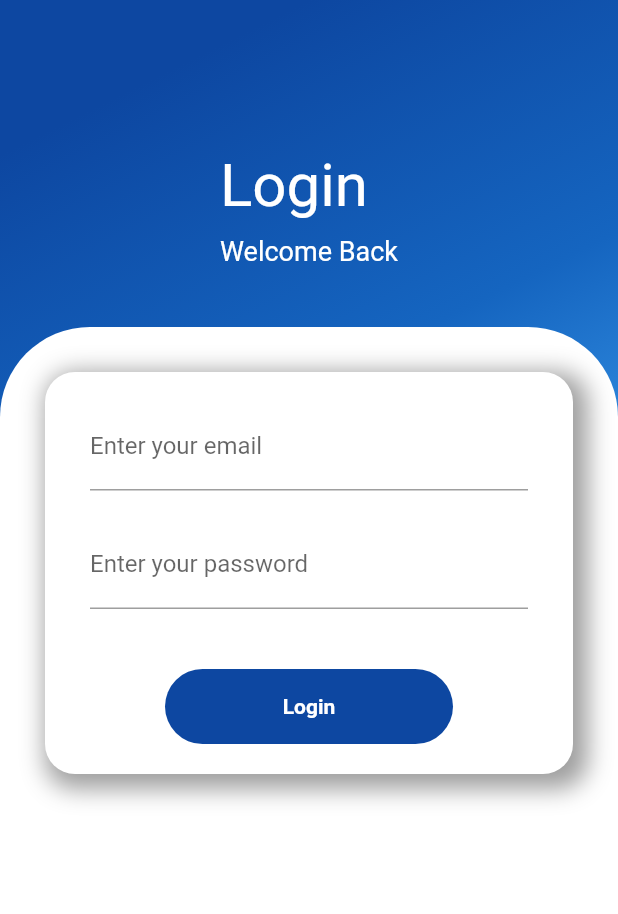
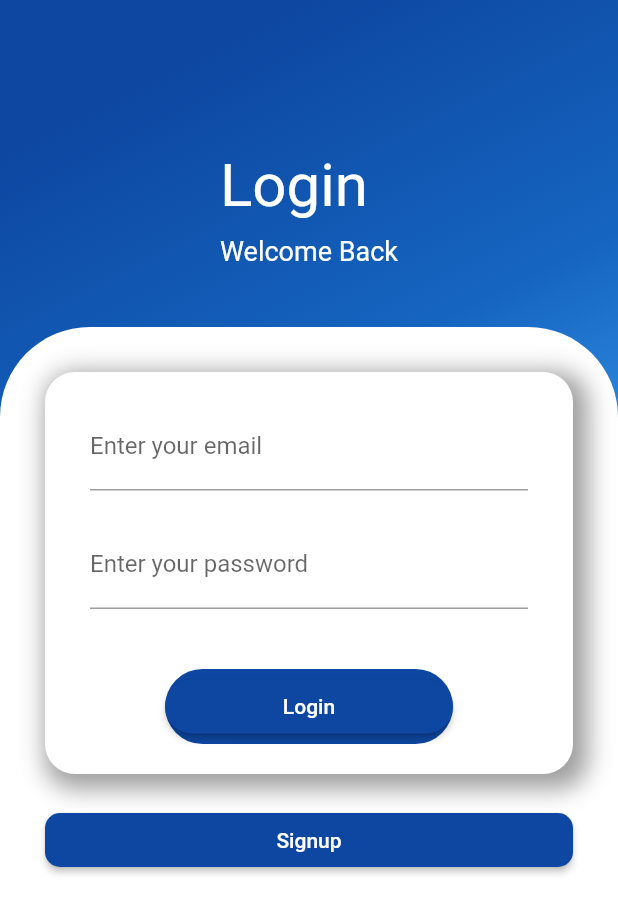
Before and after one commit to vijeth-simha/student-study-material-app, a Flutter app: the screen it shows after launch, on a phone screen of 412 x 824 dp. Shown: the top 914 px of the screen. Run offline on Flutter 3.47's test engine with Material 2 defaults, Android fonts, the phone set to English and light mode, and no system bars.

Commit message:
login page with buttons added

```diff
--- a/lib/pages/login.dart
+++ b/lib/pages/login.dart
@@ -56,7 +56,9 @@ class _LoginState extends State<Login> {
                   child: SingleChildScrollView(
                     child: Padding(
                       padding: const EdgeInsets.all(30),
-                      child: Container(
+                      child: Column(
+                        children: [
+                          Container(
                             decoration: const BoxDecoration(
                                 boxShadow: [
                                   BoxShadow(
@@ -116,20 +118,44 @@ class _LoginState extends State<Login> {
                                         margin: const EdgeInsets.symmetric(
                                             horizontal: 50),
                                         decoration: BoxDecoration(
-                                        borderRadius: BorderRadius.circular(50),
+                                            borderRadius:
+                                                BorderRadius.circular(50),
                                             color: Colors.blue[900]),
-                                    child: const Center(
-                                      child: Text(
-                                        "Login",
-                                        style: TextStyle(
-                                            color: Colors.white,
-                                            fontWeight: FontWeight.bold),
+                                        child: Center(
+                                          child: ElevatedButton(
+                                            style: ElevatedButton.styleFrom(
+                                                primary: Colors
+                                                    .blue[900], // background
+                                                onPrimary: Colors.white,
+                                                shape: RoundedRectangleBorder(
+                                                    borderRadius:
+                                                        BorderRadius.circular(
+                                                            60.0)),
+                                                fixedSize:
+                                                    const Size(700.0, 10.0)),
+                                            onPressed: () {},
+                                            child: const Text('Login'),
                                           ),
                                         ),
                                       )
                                     ],
                                   )),
                             ),
+                          ),
+                          const SizedBox(
+                            height: 20.0,
+                          ),
+                          ElevatedButton(
+                            style: ElevatedButton.styleFrom(
+                                primary: Colors.blue[900], // background
+                                onPrimary: Colors.white,
+                                shape: RoundedRectangleBorder(
+                                    borderRadius: BorderRadius.circular(10.0)),
+                                fixedSize: const Size(700.0, 10.0)),
+                            onPressed: () {},
+                            child: const Text('Signup'),
+                          ),
+                        ],
                       ),
                     ),
                   ),
```
Lines whose indentation alone changed are shown as unchanged.
